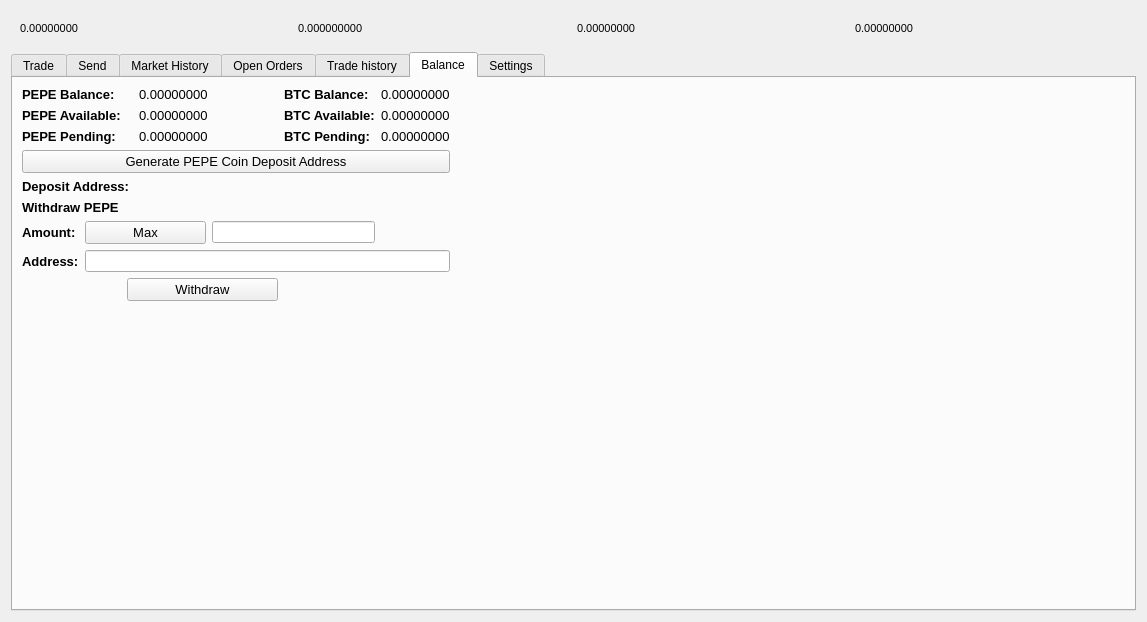
First picture: the form in src/qt/forms/tradingdialog.ui, repository projectmemetic/pepecoin, before the edit.
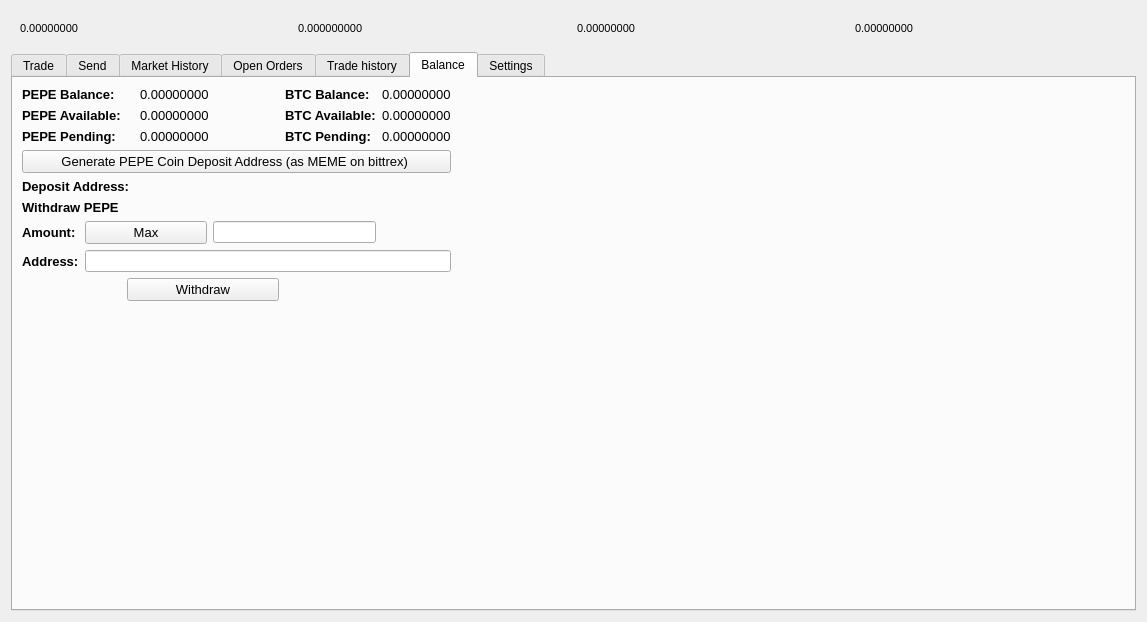
Second picture: the form after the edit. The open tabs and pages were chosen to show the change. Icons and pictures are not drawn.

Commit message: Front end for bittrex trading in wallet

Diff of the .ui file:
```diff
--- a/src/qt/forms/tradingdialog.ui
+++ b/src/qt/forms/tradingdialog.ui
@@ -5127,7 +5127,7 @@
           </font>
          </property>
          <property name="text">
-          <string>Generate PEPE Coin Deposit Address</string>
+          <string>Generate PEPE Coin Deposit Address (as MEME on bittrex) </string>
          </property>
         </widget>
        </item>
```
The commit also changes 1 other file.
